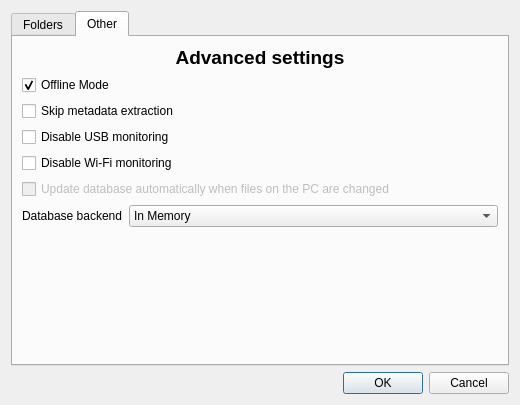
This is src/forms/configwidget.ui in codestation/qcma as Qt 5 draws it before an edit. The edited form follows.
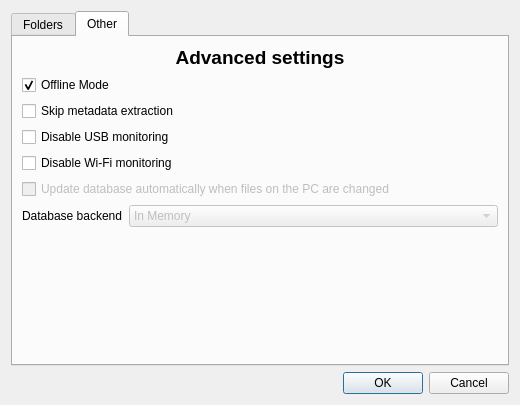
This is the edited form. The open tabs and pages were chosen to show the change.

Commit message: Added functions to create virtual entries on the database. Disabled sqlite setting in config dialog.

What changed in the file:
```diff
--- a/src/forms/configwidget.ui
+++ b/src/forms/configwidget.ui
@@ -283,6 +283,9 @@
              </item>
              <item row="0" column="1">
               <widget class="QComboBox" name="databaseSelect">
+               <property name="enabled">
+                <bool>false</bool>
+               </property>
                <item>
                 <property name="text">
                  <string>In Memory</string>
```
The commit also changes 4 other files.
